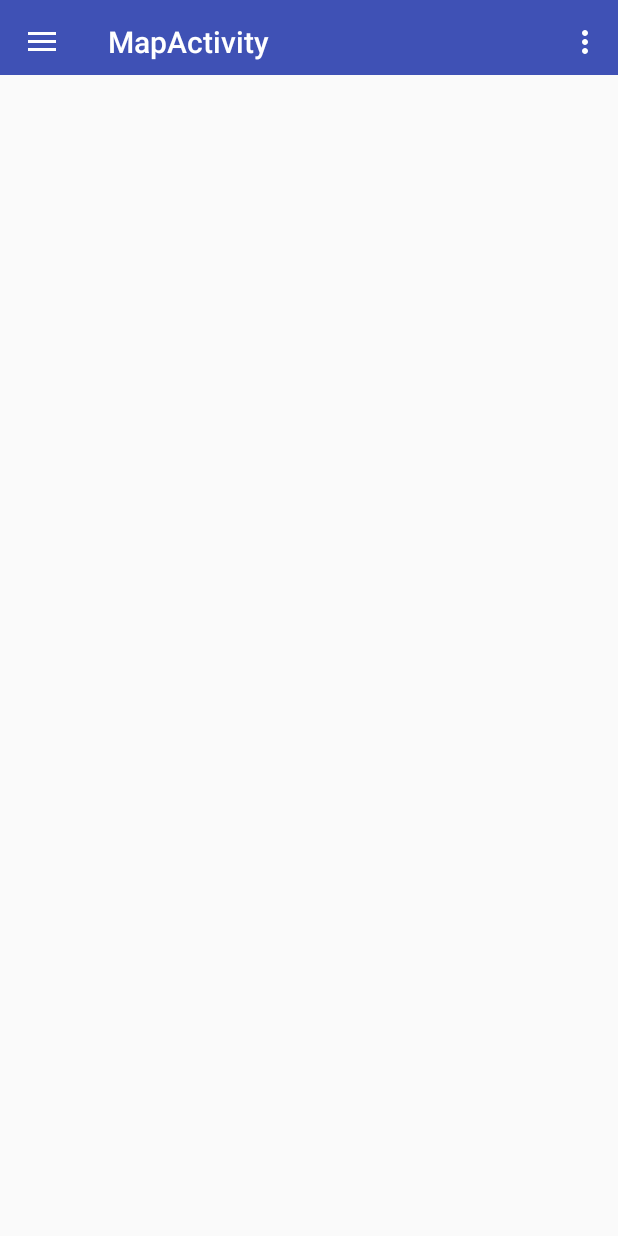
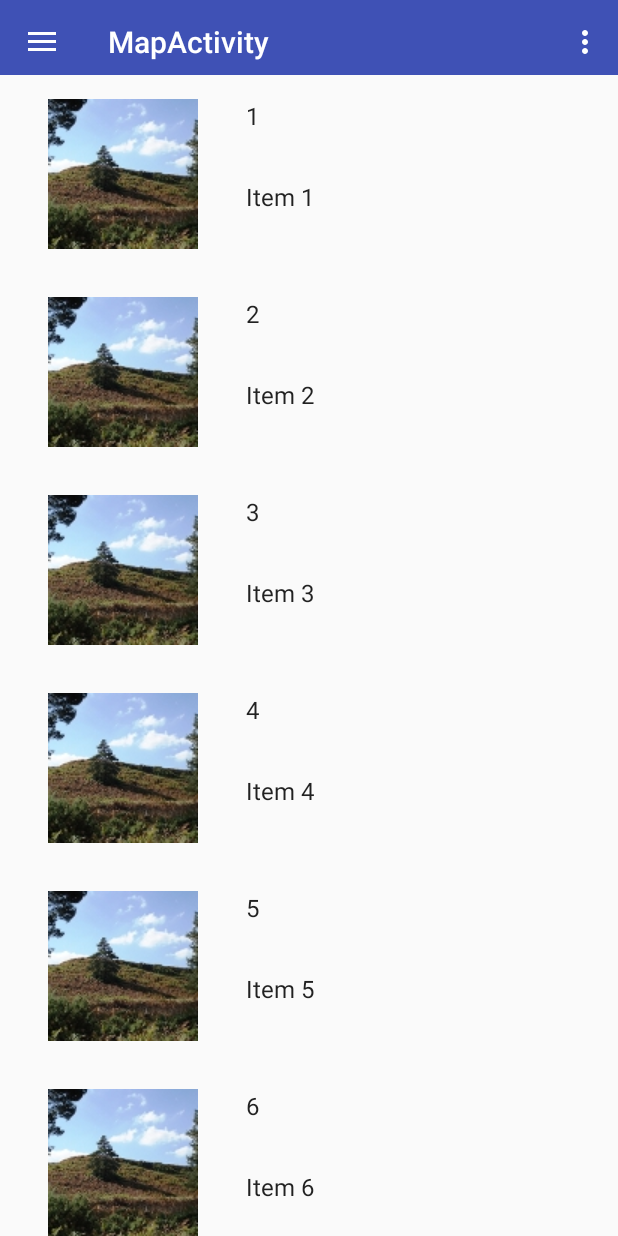
Before and after one commit to sagidana/TrailMe, an Android app: the screen it shows after launch (MapActivity), after a tap on "Tracks", on a phone screen of 412 x 824 dp. Run offline under Robolectric (Android 15) with nearby library versions, the phone set to English and light mode, and no system bars; 1 other tap on this screen came first.

Commit message:
Added some more list fragments, added models (classes) and enums

```diff
--- a/App/TrailMe/app/src/main/java/depton/trailme/activities/MapActivity.java
+++ b/App/TrailMe/app/src/main/java/depton/trailme/activities/MapActivity.java
@@ -2,11 +2,8 @@ package depton.trailme.activities;
 
 import android.net.Uri;
 import android.os.Bundle;
-import android.support.design.widget.FloatingActionButton;
-import android.support.design.widget.Snackbar;
 import android.support.v4.app.Fragment;
 import android.support.v4.app.FragmentManager;
-import android.view.View;
 import android.support.design.widget.NavigationView;
 import android.support.v4.view.GravityCompat;
 import android.support.v4.widget.DrawerLayout;
@@ -17,12 +14,18 @@ import android.view.Menu;
 import android.view.MenuItem;
 
 import depton.net.trailme.R;
+import depton.trailme.fragments.GroupFragment;
 import depton.trailme.fragments.HikersFragment;
 import depton.trailme.fragments.MapFragment;
+import depton.trailme.fragments.TracksFragment;
 import depton.trailme.fragments.dummy.DummyContent;
 
 public class MapActivity extends AppCompatActivity
-        implements NavigationView.OnNavigationItemSelectedListener,MapFragment.OnFragmentInteractionListener,HikersFragment.OnListFragmentInteractionListener {
+        implements NavigationView.OnNavigationItemSelectedListener,
+        MapFragment.OnFragmentInteractionListener,
+        HikersFragment.OnListFragmentInteractionListener,
+        TracksFragment.OnListFragmentInteractionListener,
+        GroupFragment.OnListFragmentInteractionListener{
 
     @Override
     protected void onCreate(Bundle savedInstanceState) {
@@ -102,6 +105,7 @@ public class MapActivity extends AppCompatActivity
         int id = item.getItemId();
 
         if (id == R.id.nav_tracks) {
+            fragmentClass = TracksFragment.class;
             // Handle the camera action
         } else if (id == R.id.nav_groups) {
             fragmentClass = MapFragment.class;
--- /dev/null
+++ b/App/TrailMe/app/src/main/java/depton/trailme/adapters/MyTrackRecyclerViewAdapter.java
@@ -0,0 +1,78 @@
+package depton.trailme.adapters;
+
+import android.support.v7.widget.RecyclerView;
+import android.view.LayoutInflater;
+import android.view.View;
+import android.view.ViewGroup;
+import android.widget.TextView;
+
+import depton.net.trailme.R;
+import depton.trailme.fragments.TracksFragment.OnListFragmentInteractionListener;
+import depton.trailme.fragments.dummy.DummyContent.DummyItem;
+
+import java.util.List;
+
+/**
+ * {@link RecyclerView.Adapter} that can display a {@link DummyItem} and makes a call to the
+ * specified {@link OnListFragmentInteractionListener}.
+ * TODO: Replace the implementation with code for your data type.
+ */
+public class MyTrackRecyclerViewAdapter extends RecyclerView.Adapter<MyTrackRecyclerViewAdapter.ViewHolder> {
+
+    private final List<DummyItem> mValues;
+    private final OnListFragmentInteractionListener mListener;
+
+    public MyTrackRecyclerViewAdapter(List<DummyItem> items, OnListFragmentInteractionListener listener) {
+        mValues = items;
+        mListener = listener;
+    }
+
+    @Override
+    public ViewHolder onCreateViewHolder(ViewGroup parent, int viewType) {
+        View view = LayoutInflater.from(parent.getContext())
+                .inflate(R.layout.fragment_track, parent, false);
+        return new ViewHolder(view);
+    }
+
+    @Override
+    public void onBindViewHolder(final ViewHolder holder, int position) {
+        holder.mItem = mValues.get(position);
+        holder.mIdView.setText(mValues.get(position).id);
+        holder.mContentView.setText(mValues.get(position).content);
+
+        holder.mView.setOnClickListener(new View.OnClickListener() {
+            @Override
+            public void onClick(View v) {
+                if (null != mListener) {
+                    // Notify the active callbacks interface (the activity, if the
+                    // fragment is attached to one) that an item has been selected.
+                    mListener.onListFragmentInteraction(holder.mItem);
+                }
+            }
+        });
+    }
+
+    @Override
+    public int getItemCount() {
+        return mValues.size();
+    }
+
+    public class ViewHolder extends RecyclerView.ViewHolder {
+        public final View mView;
+        public final TextView mIdView;
+        public final TextView mContentView;
+        public DummyItem mItem;
+
+        public ViewHolder(View view) {
+            super(view);
+            mView = view;
+            mIdView = (TextView) view.findViewById(R.id.id);
+            mContentView = (TextView) view.findViewById(R.id.content);
+        }
+
+        @Override
+        public String toString() {
+            return super.toString() + " '" + mContentView.getText() + "'";
+        }
+    }
+}
--- /dev/null
+++ b/App/TrailMe/app/src/main/java/depton/trailme/fragments/TracksFragment.java
@@ -0,0 +1,109 @@
+package depton.trailme.fragments;
+
+import android.content.Context;
+import android.os.Bundle;
+import android.support.v4.app.Fragment;
+import android.support.v7.widget.GridLayoutManager;
+import android.support.v7.widget.LinearLayoutManager;
+import android.support.v7.widget.RecyclerView;
+import android.view.LayoutInflater;
+import android.view.View;
+import android.view.ViewGroup;
+
+import depton.net.trailme.R;
+import depton.trailme.adapters.MyTrackRecyclerViewAdapter;
+import depton.trailme.fragments.dummy.DummyContent;
+import depton.trailme.fragments.dummy.DummyContent.DummyItem;
+
+/**
+ * A fragment representing a list of Items.
+ * <p/>
+ * Activities containing this fragment MUST implement the {@link OnListFragmentInteractionListener}
+ * interface.
+ */
+public class TracksFragment extends Fragment {
+
+    // TODO: Customize parameter argument names
+    private static final String ARG_COLUMN_COUNT = "column-count";
+    // TODO: Customize parameters
+    private int mColumnCount = 1;
+    private OnListFragmentInteractionListener mListener;
+
+    /**
+     * Mandatory empty constructor for the fragment manager to instantiate the
+     * fragment (e.g. upon screen orientation changes).
+     */
+    public TracksFragment() {
+    }
+
+    // TODO: Customize parameter initialization
+    @SuppressWarnings("unused")
+    public static TracksFragment newInstance(int columnCount) {
+        TracksFragment fragment = new TracksFragment();
+        Bundle args = new Bundle();
+        args.putInt(ARG_COLUMN_COUNT, columnCount);
+        fragment.setArguments(args);
+        return fragment;
+    }
+
+    @Override
+    public void onCreate(Bundle savedInstanceState) {
+        super.onCreate(savedInstanceState);
+
+        if (getArguments() != null) {
+            mColumnCount = getArguments().getInt(ARG_COLUMN_COUNT);
+        }
+    }
+
+    @Override
+    public View onCreateView(LayoutInflater inflater, ViewGroup container,
+                             Bundle savedInstanceState) {
+        View view = inflater.inflate(R.layout.fragment_track_list, container, false);
+
+        // Set the adapter
+        if (view instanceof RecyclerView) {
+            Context context = view.getContext();
+            RecyclerView recyclerView = (RecyclerView) view;
+            if (mColumnCount <= 1) {
+                recyclerView.setLayoutManager(new LinearLayoutManager(context));
+            } else {
+                recyclerView.setLayoutManager(new GridLayoutManager(context, mColumnCount));
+            }
+            recyclerView.setAdapter(new MyTrackRecyclerViewAdapter(DummyContent.ITEMS, mListener));
+        }
+        return view;
+    }
+
+
+    @Override
+    public void onAttach(Context context) {
+        super.onAttach(context);
+        if (context instanceof OnListFragmentInteractionListener) {
+            mListener = (OnListFragmentInteractionListener) context;
+        } else {
+            throw new RuntimeException(context.toString()
+                    + " must implement OnListFragmentInteractionListener");
+        }
+    }
+
+    @Override
+    public void onDetach() {
+        super.onDetach();
+        mListener = null;
+    }
+
+    /**
+     * This interface must be implemented by activities that contain this
+     * fragment to allow an interaction in this fragment to be communicated
+     * to the activity and potentially other fragments contained in that
+     * activity.
+     * <p/>
+     * See the Android Training lesson <a href=
+     * "http://developer.android.com/training/basics/fragments/communicating.html"
+     * >Communicating with Other Fragments</a> for more information.
+     */
+    public interface OnListFragmentInteractionListener {
+        // TODO: Update argument type and name
+        void onListFragmentInteraction(DummyItem item);
+    }
+}
--- /dev/null
+++ b/App/TrailMe/app/src/main/res/layout/fragment_track.xml
@@ -0,0 +1,34 @@
+<?xml version="1.0" encoding="utf-8"?>
+<LinearLayout xmlns:android="http://schemas.android.com/apk/res/android"
+    android:layout_width="wrap_content"
+    android:layout_height="wrap_content"
+    android:orientation="horizontal">
+
+    <ImageView
+        android:layout_width="wrap_content"
+        android:layout_height="wrap_content"
+        android:id="@+id/imageView2"
+        android:src="@drawable/track_holder"
+        android:layout_margin="@dimen/text_margin"/>
+
+    <LinearLayout
+        android:orientation="vertical"
+        android:layout_width="match_parent"
+        android:layout_height="match_parent">
+
+        <TextView
+            android:id="@+id/id"
+            android:layout_width="wrap_content"
+            android:layout_height="wrap_content"
+            android:layout_margin="@dimen/text_margin"
+            android:textAppearance="?attr/textAppearanceListItem" />
+
+        <TextView
+            android:id="@+id/content"
+            android:layout_width="wrap_content"
+            android:layout_height="wrap_content"
+            android:layout_margin="@dimen/text_margin"
+            android:textAppearance="?attr/textAppearanceListItem" />
+    </LinearLayout>
+
+</LinearLayout>
--- /dev/null
+++ b/App/TrailMe/app/src/main/res/layout/fragment_track_list.xml
@@ -0,0 +1,13 @@
+<?xml version="1.0" encoding="utf-8"?>
+<android.support.v7.widget.RecyclerView xmlns:android="http://schemas.android.com/apk/res/android"
+    xmlns:app="http://schemas.android.com/apk/res-auto"
+    xmlns:tools="http://schemas.android.com/tools"
+    android:id="@+id/list"
+    android:name="depton.trailme.fragments.TrackFragment"
+    android:layout_width="match_parent"
+    android:layout_height="match_parent"
+    android:layout_marginLeft="16dp"
+    android:layout_marginRight="16dp"
+    app:layoutManager="LinearLayoutManager"
+    tools:context="depton.trailme.fragments.TracksFragment"
+    tools:listitem="@layout/fragment_track" />
```
Also changed, not shown: App/TrailMe/app/src/main/java/depton/trailme/adapters/MyGroupRecyclerViewAdapter.java (added, +78 -0 lines), App/TrailMe/app/src/main/java/depton/trailme/fragments/GroupFragment.java (added, +109 -0 lines), App/TrailMe/app/src/main/java/depton/trailme/models/Skill.java (added, +7 -0 lines), App/TrailMe/app/src/main/java/depton/trailme/models/Track.java (added, +16 -0 lines), App/TrailMe/app/src/main/java/depton/trailme/models/User.java (added, +15 -0 lines), App/TrailMe/app/src/main/java/depton/trailme/models/enums.java (added, +38 -0 lines), App/TrailMe/app/src/main/res/layout/fragment_group.xml (added, +20 -0 lines), App/TrailMe/app/src/main/res/layout/fragment_group_list.xml (added, +13 -0 lines), App/TrailMe/app/src/main/res/drawable/track_holder.jpg (added).
